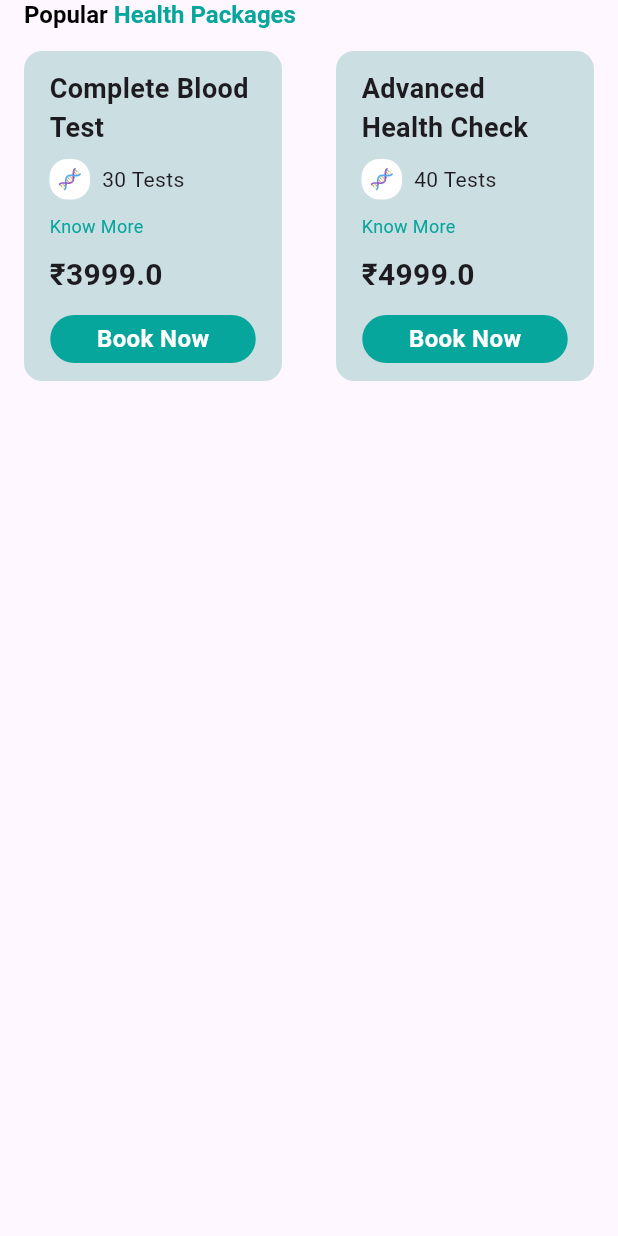
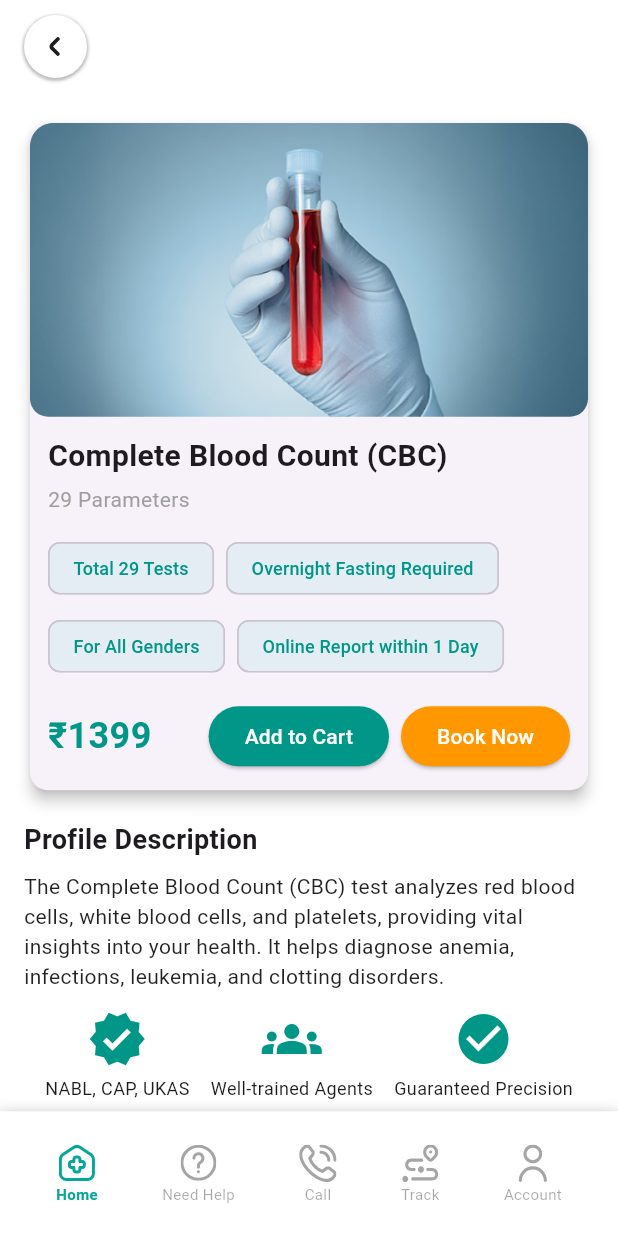
Before and after one commit to KoushikPanda1729/medical_test_app, a Flutter app: the HealthPackages widget shown alone on an empty page, opened directly, after a tap on "Book Now", on a phone screen of 412 x 824 dp. Run offline on Flutter 3.47's test engine with Material 3 defaults, Android fonts, the phone set to English and light mode, and no system bars; our stand-ins replace flutter_svg, go_router, smooth_page_indicator; network calls fail; Roboto replaces fonts that are missing (Mulish).

Commit message:
home navigation done

```diff
--- a/lib/commons/components/test_package_card/app/view/test_package_card.dart
+++ b/lib/commons/components/test_package_card/app/view/test_package_card.dart
@@ -93,7 +93,7 @@ class TestPackageCard extends StatelessWidget {
             height: 32,
             child: SolidButtonWidget(
               label: "Book Now",
-              onPressed: () {},
+              onPressed: onBookNow,
               isCircle: true,
             ),
           )
--- a/lib/commons/router/app_router.dart
+++ b/lib/commons/router/app_router.dart
@@ -1,41 +1,7 @@
-// import 'package:go_router/go_router.dart';
-// import 'package:medical_test_app/pages/home_page/app/view/home_screen.dart';
-// import 'package:medical_test_app/pages/login_page/app/views/login_screen.dart';
-// import 'package:medical_test_app/pages/onboarding_page/app/views/onboarding_screen.dart';
-// import 'package:medical_test_app/pages/signup_page/app/views/signup_screen.dart';
-// import 'package:medical_test_app/pages/onboarding_page/app/views/splash_screen.dart';
-
-// final GoRouter router = GoRouter(
-//   initialLocation: '/splash',
-//   routes: [
-//     GoRoute(
-//       path: '/',
-//       name: "home",
-//       builder: (context, state) => const HomeScreen(),
-//     ),
-//     GoRoute(
-//       path: '/splash',
-//       builder: (context, state) => const SplashScreen(),
-//     ),
-//     GoRoute(
-//       path: '/onboarding',
-//       builder: (context, state) => const OnboardingScreen(),
-//     ),
-//     GoRoute(
-//       path: '/login',
-//       builder: (context, state) => const LoginScreen(),
-//     ),
-//     GoRoute(
-//       path: '/signup',
-//       builder: (context, state) => const SignupScreen(),
-//     ),
-//   ],
-// );
-
 import 'package:go_router/go_router.dart';
 import 'package:medical_test_app/pages/account_page/app/view/account_screen.dart';
+import 'package:medical_test_app/pages/booking_details_page/app/view/booking_details_screen.dart';
 import 'package:medical_test_app/pages/call_page/app/view/call_screen.dart';
-import 'package:medical_test_app/pages/home_page/app/view/home_screen.dart';
 import 'package:medical_test_app/pages/login_page/app/views/login_screen.dart';
 import 'package:medical_test_app/pages/main_navigaion/app/view/main_navigation.dart';
 import 'package:medical_test_app/pages/need_help_page/app/view/need_help_screen.dart';
@@ -43,11 +9,6 @@ import 'package:medical_test_app/pages/onboarding_page/app/views/onboarding_scre
 import 'package:medical_test_app/pages/signup_page/app/views/signup_screen.dart';
 import 'package:medical_test_app/pages/onboarding_page/app/views/splash_screen.dart';
 import 'package:medical_test_app/pages/track_page/app/view/track_screen.dart';
-// Import new screen files
-// import 'package:medical_test_app/pages/help_page/app/views/help_screen.dart';
-// import 'package:medical_test_app/pages/call_page/app/views/call_screen.dart';
-// import 'package:medical_test_app/pages/track_page/app/views/track_screen.dart';
-// import 'package:medical_test_app/pages/account_page/app/views/account_screen.dart';
 
 final GoRouter router = GoRouter(
   initialLocation: '/splash',
@@ -63,6 +24,11 @@ final GoRouter router = GoRouter(
       path: '/help',
       name: "help",
       builder: (context, state) => const NeedHelpScreen(),
+    ),
+    GoRoute(
+      path: '/booking_details',
+      name: "booking_details",
+      builder: (context, state) => const BookingDetailsScreen(),
     ),
     GoRoute(
       path: '/call',
--- /dev/null
+++ b/lib/pages/booking_details_page/app/view/booking_details_screen.dart
@@ -0,0 +1,272 @@
+import 'package:flutter/material.dart';
+import 'package:go_router/go_router.dart';
+import 'package:medical_test_app/commons/components/buttons/app/floating_button__widget.dart';
+import 'package:medical_test_app/commons/components/navigation_bar/app/view/bottom_navigation_bar.dart';
+import 'package:medical_test_app/commons/components/navigation_bar/app/view/navigation_bar.dart';
+import 'package:medical_test_app/commons/constants/app_colors.dart';
+import 'package:medical_test_app/commons/constants/app_icons.dart';
+import 'package:medical_test_app/commons/constants/app_images.dart';
+
+class BookingDetailsScreen extends StatelessWidget {
+  const BookingDetailsScreen({super.key});
+
+  @override
+  Widget build(BuildContext context) {
+    return Scaffold(
+      backgroundColor: AppColors.white,
+      body: Column(
+        children: [
+          NavBar(
+            leadingIcon: FloatingButton(
+              onPressed: () {
+                context.pop();
+              },
+              iconPath: AppIcons.angleSmallRight,
+              backgroundColor: AppColors.white,
+              iconColor: AppColors.black,
+              isDisabled: false,
+              buttonSize: 42,
+              iconSize: 20,
+              isRotated: true,
+            ),
+            trailingIcon: const SizedBox(),
+          ),
+
+          Expanded(
+            child: SingleChildScrollView(
+              child: Padding(
+                padding: const EdgeInsets.all(16.0),
+                child: Column(
+                  crossAxisAlignment: CrossAxisAlignment.start,
+                  children: [
+                    // Image Card
+                    Card(
+                      shape: RoundedRectangleBorder(
+                        borderRadius: BorderRadius.circular(12),
+                      ),
+                      elevation: 4,
+                      child: Column(
+                        children: [
+                          ClipRRect(
+                            borderRadius: BorderRadius.circular(12),
+                            child: Image.asset(
+                              AppImages.test1,
+                              width: double.infinity,
+                              fit: BoxFit.cover,
+                            ),
+                          ),
+                          Padding(
+                            padding: const EdgeInsets.all(12.0),
+                            child: Column(
+                              crossAxisAlignment: CrossAxisAlignment.start,
+                              children: [
+                                const Text(
+                                  "Complete Blood Count (CBC)",
+                                  style: TextStyle(
+                                    fontSize: 20,
+                                    fontWeight: FontWeight.bold,
+                                  ),
+                                ),
+                                const SizedBox(height: 4),
+                                const Text(
+                                  "29 Parameters",
+                                  style: TextStyle(
+                                    fontSize: 14,
+                                    color: Colors.grey,
+                                  ),
+                                ),
+                                const SizedBox(height: 12),
+                                Wrap(
+                                  spacing: 8,
+                                  runSpacing: 4,
+                                  children: [
+                                    _buildFeatureChip("Total 29 Tests"),
+                                    _buildFeatureChip(
+                                        "Overnight Fasting Required"),
+                                    _buildFeatureChip("For All Genders"),
+                                    _buildFeatureChip(
+                                        "Online Report within 1 Day"),
+                                  ],
+                                ),
+                                const SizedBox(height: 12),
+                                // Price and Buttons
+                                Row(
+                                  mainAxisAlignment:
+                                      MainAxisAlignment.spaceBetween,
+                                  children: [
+                                    const Text(
+                                      "₹1399",
+                                      style: TextStyle(
+                                        fontSize: 24,
+                                        fontWeight: FontWeight.bold,
+                                        color: Colors.teal,
+                                      ),
+                                    ),
+                                    Row(
+                                      children: [
+                                        ElevatedButton(
+                                          style: ElevatedButton.styleFrom(
+                                            backgroundColor: Colors.teal,
+                                            foregroundColor: Colors.white,
+                                          ),
+                                          onPressed: () {},
+                                          child: const Text("Add to Cart"),
+                                        ),
+                                        const SizedBox(width: 8),
+                                        ElevatedButton(
+                                          style: ElevatedButton.styleFrom(
+                                            backgroundColor: Colors.orange,
+                                            foregroundColor: Colors.white,
+                                          ),
+                                          onPressed: () {},
+                                          child: const Text("Book Now"),
+                                        ),
+                                      ],
+                                    ),
+                                  ],
+                                ),
+                              ],
+                            ),
+                          ),
+                        ],
+                      ),
+                    ),
+
+                    const SizedBox(height: 16),
+
+                    // Profile Description
+                    const Text(
+                      "Profile Description",
+                      style: TextStyle(
+                        fontSize: 18,
+                        fontWeight: FontWeight.bold,
+                      ),
+                    ),
+                    const SizedBox(height: 8),
+                    const Text(
+                      "The Complete Blood Count (CBC) test analyzes red blood cells, "
+                      "white blood cells, and platelets, providing vital insights into your "
+                      "health. It helps diagnose anemia, infections, leukemia, and clotting disorders.",
+                      style: TextStyle(fontSize: 14, color: Colors.black87),
+                    ),
+
+                    const SizedBox(height: 12),
+
+                    // Features
+                    Row(
+                      mainAxisAlignment: MainAxisAlignment.spaceEvenly,
+                      children: [
+                        _buildFeatureIcon("NABL, CAP, UKAS", Icons.verified),
+                        _buildFeatureIcon("Well-trained Agents", Icons.groups),
+                        _buildFeatureIcon(
+                            "Guaranteed Precision", Icons.check_circle),
+                      ],
+                    ),
+
+                    const SizedBox(height: 16),
+
+                    // Test List
+                    ExpansionTile(
+                      title: const Text(
+                        "Test(s) Included (30)",
+                        style: TextStyle(fontWeight: FontWeight.bold),
+                      ),
+                      children: const [
+                        ListTile(title: Text("Haemoglobin (Hb)")),
+                        ListTile(title: Text("RBC Count")),
+                        ListTile(title: Text("PCV / Hematocrit")),
+                        ListTile(title: Text("MCV")),
+                      ],
+                    ),
+
+                    const SizedBox(height: 20),
+
+                    // Bottom Buttons
+                    Row(
+                      children: [
+                        Expanded(
+                          child: ElevatedButton(
+                            style: ElevatedButton.styleFrom(
+                              backgroundColor: Colors.orange,
+                              foregroundColor: Colors.white,
+                              padding: const EdgeInsets.all(14),
+                            ),
+                            onPressed: () {},
+                            child: const Text("Add To Cart"),
+                          ),
+                        ),
+                        const SizedBox(width: 10),
+                        Expanded(
+                          child: ElevatedButton(
+                            style: ElevatedButton.styleFrom(
+                              backgroundColor: Colors.teal,
+                              foregroundColor: Colors.white,
+                              padding: const EdgeInsets.all(14),
+                            ),
+                            onPressed: () {},
+                            child: const Text("Book Now"),
+                          ),
+                        ),
+                      ],
+                    ),
+                  ],
+                ),
+              ),
+            ),
+          ),
+
+          // Bottom Navigation Bar with shadow
+          Container(
+            decoration: BoxDecoration(
+              color: Colors.white,
+              boxShadow: [
+                BoxShadow(
+                  color: Colors.black.withOpacity(0.3),
+                  blurRadius: 8,
+                  spreadRadius: 2,
+                  offset: const Offset(0, 4),
+                ),
+              ],
+            ),
+            child: BottomNavigationBarWidget(
+              activeIndex: 0, // Set home button as active (index 0)
+              onItemTapped: (index) {
+                // Handle navigation based on index
+                if (index == 0) {
+                  context.go('/'); // Home
+                } else if (index == 1) {
+                  context.go('/help'); // Need Help
+                } else if (index == 2) {
+                  context.go('/call'); // Call
+                } else if (index == 3) {
+                  context.go('/track'); // Track
+                } else if (index == 4) {
+                  context.go('/account'); // Account
+                }
+              },
+            ),
+          ),
+        ],
+      ),
+    );
+  }
+
+  Widget _buildFeatureChip(String label) {
+    return Chip(
+      backgroundColor: Colors.teal.withOpacity(0.1),
+      label:
+          Text(label, style: const TextStyle(fontSize: 12, color: Colors.teal)),
+    );
+  }
+
+  Widget _buildFeatureIcon(String text, IconData icon) {
+    return Column(
+      children: [
+        Icon(icon, size: 40, color: Colors.teal),
+        const SizedBox(height: 4),
+        Text(text,
+            textAlign: TextAlign.center, style: const TextStyle(fontSize: 12)),
+      ],
+    );
+  }
+}
--- a/lib/pages/home_page/app/view/widgets/health_packages.dart
+++ b/lib/pages/home_page/app/view/widgets/health_packages.dart
@@ -1,4 +1,5 @@
 import 'package:flutter/material.dart';
+import 'package:go_router/go_router.dart';
 import 'package:medical_test_app/commons/constants/app_colors.dart';
 import 'package:medical_test_app/commons/constants/app_icons.dart';
 import 'package:medical_test_app/commons/components/test_package_card/app/view/test_package_card.dart';
@@ -12,6 +13,9 @@ class HealthPackages extends StatelessWidget {
       padding: const EdgeInsets.symmetric(horizontal: 16),
       child: Column(
         crossAxisAlignment: CrossAxisAlignment.start,
+        children: [
+          Row(
+            mainAxisAlignment: MainAxisAlignment.spaceBetween,
             children: [
               RichText(
                 text: const TextSpan(
@@ -33,6 +37,12 @@ class HealthPackages extends StatelessWidget {
                   ],
                 ),
               ),
+              const Text(
+                "See All",
+                style: TextStyle(color: AppColors.teal),
+              )
+            ],
+          ),
           const SizedBox(height: 15),
           Row(
             mainAxisAlignment: MainAxisAlignment.spaceBetween,
@@ -42,13 +52,17 @@ class HealthPackages extends StatelessWidget {
                 icon: AppIcons.dna,
                 numberOfTests: 30,
                 amount: 3999,
-                  onBookNow: () {}),
+                onBookNow: () {
+                  context.push("/booking_details");
+                },
+              ),
               TestPackageCard(
                 title: 'Advanced Health Check',
                 icon: AppIcons.dna,
                 numberOfTests: 40,
                 amount: 4999,
-                  onBookNow: () {}),
+                onBookNow: () {},
+              ),
             ],
           ),
         ],
--- a/lib/pages/home_page/app/view/widgets/sliding_banner.dart
+++ b/lib/pages/home_page/app/view/widgets/sliding_banner.dart
@@ -1,4 +1,5 @@
 import 'package:flutter/material.dart';
+import 'package:go_router/go_router.dart';
 import 'package:medical_test_app/commons/constants/app_colors.dart';
 import 'package:medical_test_app/commons/constants/app_images.dart';
 import 'package:smooth_page_indicator/smooth_page_indicator.dart';
@@ -29,11 +30,12 @@ class _SlidingBannerState extends State<SlidingBanner> {
           child: PageView.builder(
             controller: pageController,
             itemCount: banners.length,
-            onPageChanged: (index) {
-              setState(() {});
+            itemBuilder: (context, index) {
+              return GestureDetector(
+                onTap: () {
+                  GoRouter.of(context).push('/booking_details');
                 },
-            itemBuilder: (context, index) {
-              return Container(
+                child: Container(
                   margin: const EdgeInsets.symmetric(horizontal: 16),
                   decoration: BoxDecoration(
                     borderRadius: BorderRadius.circular(12),
@@ -44,6 +46,7 @@ class _SlidingBannerState extends State<SlidingBanner> {
                       banners[index],
                       fit: BoxFit.cover,
                       width: double.infinity,
+                    ),
                   ),
                 ),
               );
--- a/lib/pages/main_navigaion/app/view/main_navigation.dart
+++ b/lib/pages/main_navigaion/app/view/main_navigation.dart
@@ -29,6 +29,7 @@ class _MainNavigationScreenState extends State<MainNavigationScreen> {
       backgroundColor: Colors.white,
       body: Column(
         children: [
+          // NavBar is removed from here
           Expanded(
             child: PageView(
               controller: _pageController,
```
Also changed, not shown: lib/pages/signup_page/app/views/signup_screen.dart (+0 -28 lines). Lines whose indentation alone changed are shown as unchanged.
